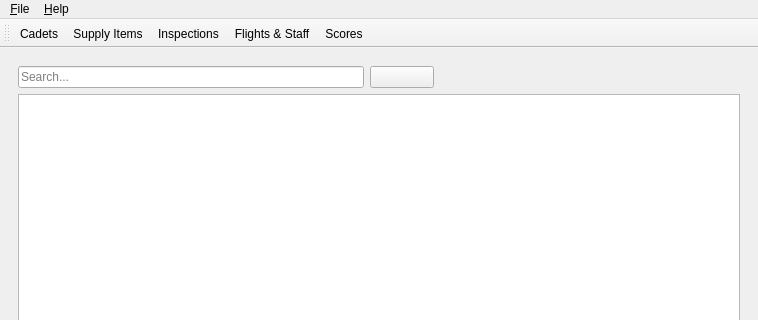
Above: mainwindow.ui from Stephen-Hamilton-C/MVCS-Office-Manager before the change; both pictures show x 0 to 758 and y 0 to 320 of the 758 by 512 pixel window. Below: the same form after it.
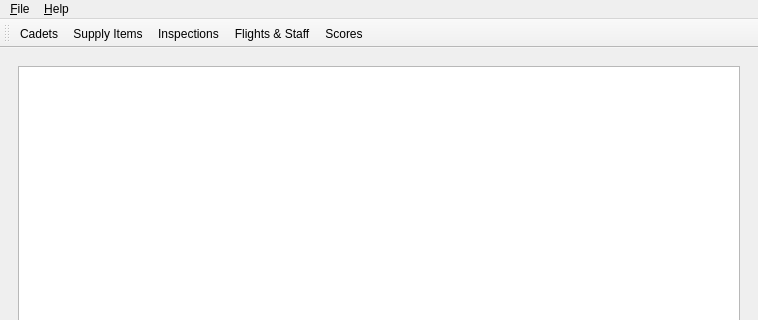
That is the form after the change. The open tabs and pages were chosen to show the change. Icons and pictures are not drawn.

Commit message: Removed dead search bar

Patch:
```diff
--- a/mainwindow.ui
+++ b/mainwindow.ui
@@ -58,40 +58,7 @@
       </widget>
       <widget class="QWidget" name="editorPage">
        <layout class="QGridLayout" name="gridLayout">
-        <item row="0" column="0">
-         <widget class="QLineEdit" name="searchEdit">
-          <property name="frame">
-           <bool>true</bool>
-          </property>
-          <property name="placeholderText">
-           <string>Search...</string>
-          </property>
-         </widget>
-        </item>
-        <item row="1" column="0" colspan="5">
-         <widget class="QTableView" name="editorView">
-          <property name="editTriggers">
-           <set>QAbstractItemView::NoEditTriggers</set>
-          </property>
-         </widget>
-        </item>
-        <item row="2" column="0" colspan="2">
-         <spacer name="horizontalSpacer">
-          <property name="orientation">
-           <enum>Qt::Horizontal</enum>
-          </property>
-          <property name="sizeType">
-           <enum>QSizePolicy::Preferred</enum>
-          </property>
-          <property name="sizeHint" stdset="0">
-           <size>
-            <width>40</width>
-            <height>20</height>
-           </size>
-          </property>
-         </spacer>
-        </item>
-        <item row="2" column="4">
+        <item row="1" column="4">
          <widget class="QPushButton" name="editorNew">
           <property name="sizePolicy">
            <sizepolicy hsizetype="Preferred" vsizetype="Fixed">
@@ -128,7 +95,7 @@
           </property>
          </widget>
         </item>
-        <item row="2" column="2">
+        <item row="1" column="2">
          <widget class="QPushButton" name="editorDelete">
           <property name="minimumSize">
            <size>
@@ -150,7 +117,30 @@
           </property>
          </widget>
         </item>
-        <item row="2" column="3">
+        <item row="1" column="0" colspan="2">
+         <spacer name="horizontalSpacer">
+          <property name="orientation">
+           <enum>Qt::Horizontal</enum>
+          </property>
+          <property name="sizeType">
+           <enum>QSizePolicy::Preferred</enum>
+          </property>
+          <property name="sizeHint" stdset="0">
+           <size>
+            <width>40</width>
+            <height>20</height>
+           </size>
+          </property>
+         </spacer>
+        </item>
+        <item row="0" column="0" colspan="5">
+         <widget class="QTableView" name="editorView">
+          <property name="editTriggers">
+           <set>QAbstractItemView::NoEditTriggers</set>
+          </property>
+         </widget>
+        </item>
+        <item row="1" column="3">
          <widget class="QPushButton" name="editorEdit">
           <property name="minimumSize">
            <size>
@@ -169,41 +159,6 @@
           </property>
          </widget>
         </item>
-        <item row="0" column="1">
-         <widget class="QPushButton" name="searchButton">
-          <property name="sizePolicy">
-           <sizepolicy hsizetype="MinimumExpanding" vsizetype="Fixed">
-            <horstretch>0</horstretch>
-            <verstretch>0</verstretch>
-           </sizepolicy>
-          </property>
-          <property name="minimumSize">
-           <size>
-            <width>32</width>
-            <height>0</height>
-           </size>
-          </property>
-          <property name="maximumSize">
-           <size>
-            <width>64</width>
-            <height>16777215</height>
-           </size>
-          </property>
-          <property name="text">
-           <string/>
-          </property>
-          <property name="icon">
-           <iconset>
-            <normaloff>:/imgs/imgs/search.png</normaloff>:/imgs/imgs/search.png</iconset>
-          </property>
-          <property name="iconSize">
-           <size>
-            <width>32</width>
-            <height>32</height>
-           </size>
-          </property>
-         </widget>
-        </item>
        </layout>
       </widget>
       <widget class="QWidget" name="supplyPage">
```
